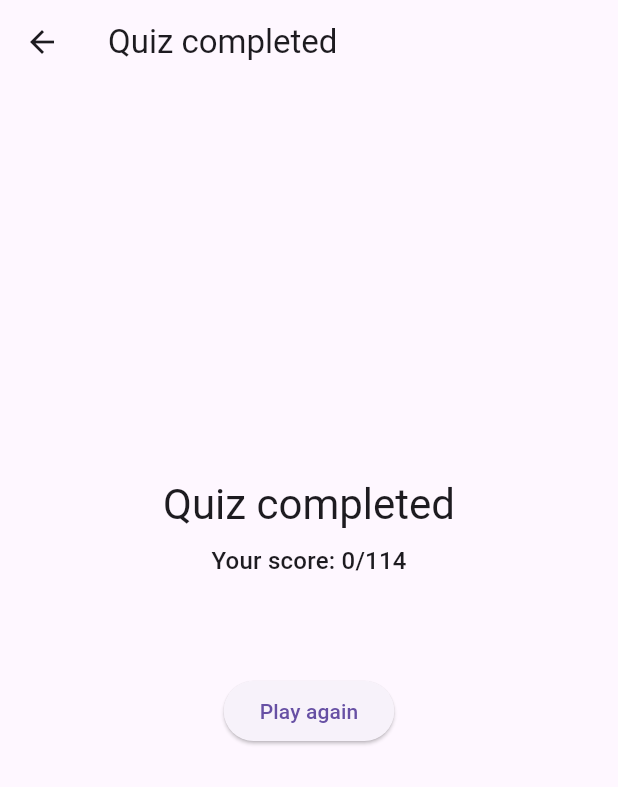
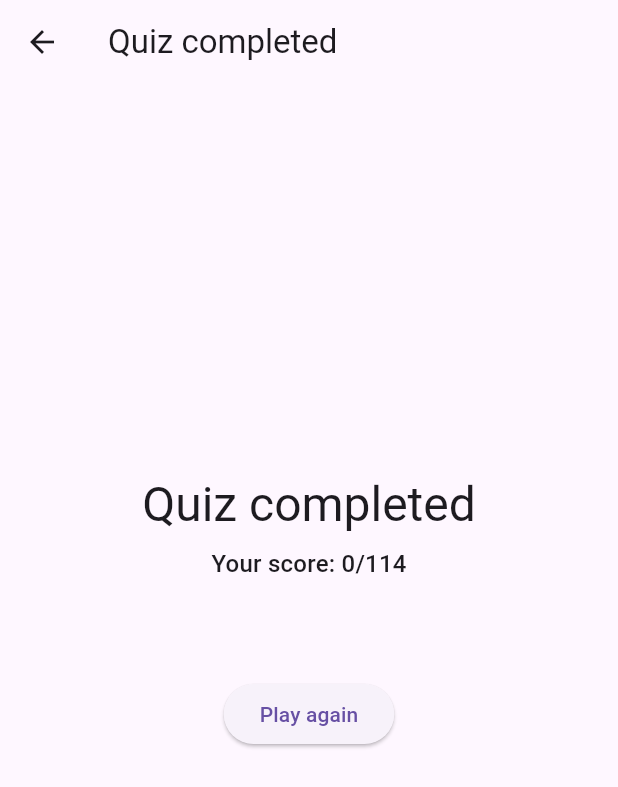
Before and after one commit to wdrammeh/surah_index, a Flutter app: the CompletedActivity screen opened directly with empty values, on a phone screen of 412 x 824 dp. Shown: the top 787 px of the screen. Run offline on Flutter 3.47's test engine with Material 3 defaults, Android fonts, the phone set to English and light mode, and no system bars.

Commit message:
Update v4

```diff
--- a/lib/v1/v1.dart
+++ b/lib/v1/v1.dart
@@ -326,7 +326,7 @@ class CompletedActivity extends StatelessWidget {
           children: [
             Text(
               "Quiz completed",
-              style: Theme.of(context).textTheme.headline4,
+              style: Theme.of(context).textTheme.headlineLarge,
             ),
             SizedBox(
               height: 8,
--- a/lib/v2/v2_1.dart
+++ b/lib/v2/v2_1.dart
@@ -346,7 +346,7 @@ class CompletedActivity extends StatelessWidget {
           children: [
             Text(
               "Quiz completed",
-              style: Theme.of(context).textTheme.headline4,
+              style: Theme.of(context).textTheme.headlineLarge,
             ),
             SizedBox(
               height: 8,
--- a/lib/v2/v2_2.dart
+++ b/lib/v2/v2_2.dart
@@ -357,7 +357,7 @@ class CompletedActivity extends StatelessWidget {
           children: [
             Text(
               "Quiz completed",
-              style: Theme.of(context).textTheme.headline4,
+              style: Theme.of(context).textTheme.headlineLarge,
             ),
             SizedBox(
               height: 8,
--- a/lib/v3/v3.dart
+++ b/lib/v3/v3.dart
@@ -645,7 +645,7 @@ class CompletedActivity extends StatelessWidget {
           children: [
             Text(
               "Quiz completed",
-              style: Theme.of(context).textTheme.headline4,
+              style: Theme.of(context).textTheme.headlineLarge,
             ),
             const SizedBox(
               height: 8,
--- a/lib/v4/v4.dart
+++ b/lib/v4/v4.dart
@@ -59,7 +59,7 @@ class Homepage extends StatelessWidget {
             });
           },
           child: const Icon(
-            Icons.question_mark,
+            Icons.info_outline,
             color: Colors.white,
           ),
         ),
```
Also changed, not shown: pubspec.lock, 1 other file.
